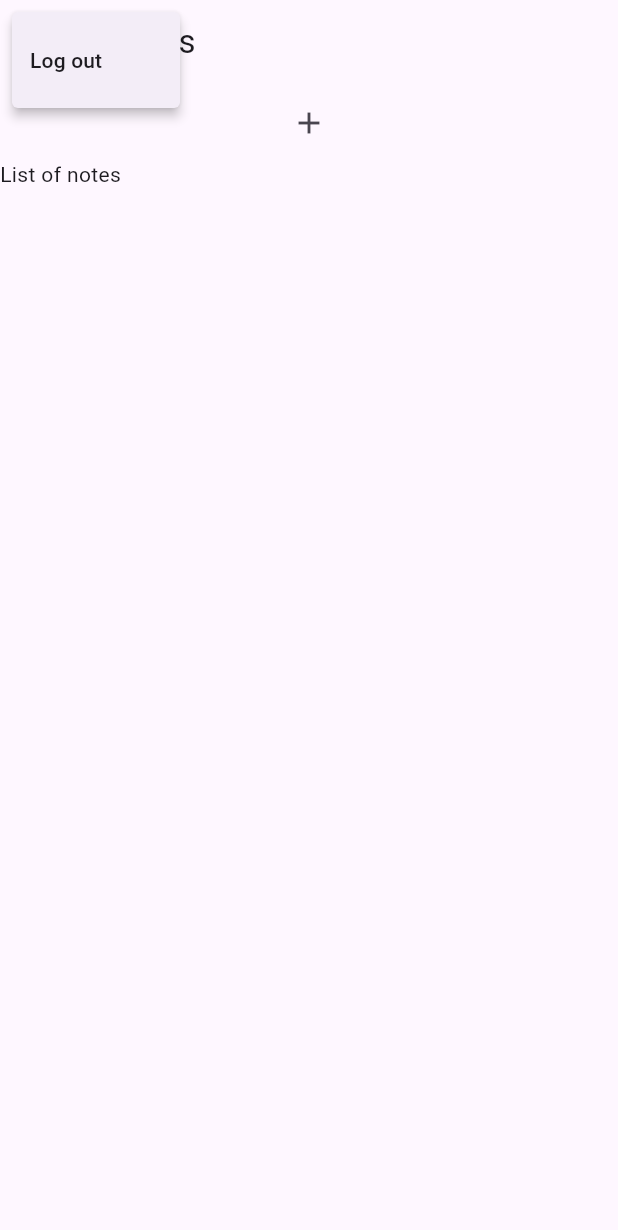
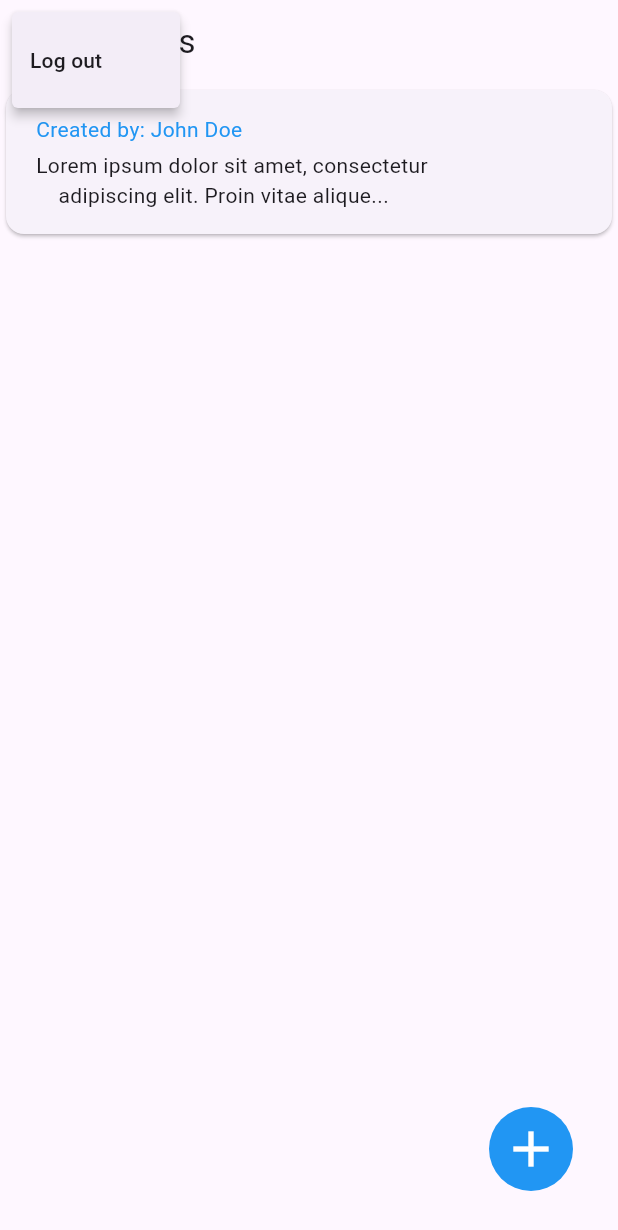
Before and after one commit to MateuszZawadzki1/notes_app, a Flutter app: the screen it shows after launch, after a tap on the "menu" icon, on a phone screen of 412 x 824 dp. Shown: the top 1230 px of the screen. Run offline on Flutter 3.47's test engine with Material 3 defaults, Android fonts, the phone set to English and light mode, and no system bars.

Commit message:
Add note list fuctionality

```diff
--- /dev/null
+++ b/lib/models/note.dart
@@ -0,0 +1,11 @@
+import 'package:uuid/uuid.dart';
+
+const uuid = Uuid();
+
+class Note {
+  Note({required this.user, required this.text}) : id = uuid.v4();
+
+  final String id;
+  final String user;
+  final String text;
+}
--- /dev/null
+++ b/lib/widgets/note_list/note_item.dart
@@ -0,0 +1,65 @@
+import 'package:flutter/material.dart';
+import 'package:notes_app/models/note.dart';
+
+class NoteItem extends StatelessWidget {
+  const NoteItem(this.note, {super.key});
+
+  final Note note;
+
+  @override
+  Widget build(BuildContext context) {
+    return Card(
+      child: GestureDetector(
+        onTap: () => _dialogBuilder(context),
+        onLongPress: () {},
+        child: Padding(
+          padding: const EdgeInsets.symmetric(horizontal: 20, vertical: 16),
+          child: Column(
+            crossAxisAlignment: CrossAxisAlignment.start,
+            children: [
+              Text(
+                "Created by: ${note.user}",
+                style: const TextStyle(color: Colors.blue),
+              ),
+              const SizedBox(
+                height: 4,
+              ),
+              Text(
+                "${note.text.substring(0, note.text.length < 80 ? note.text.length : 80)}...",
+                textAlign: TextAlign.left,
+              ),
+            ],
+          ),
+        ),
+      ),
+    );
+  }
+
+  Future<void> _dialogBuilder(BuildContext context) {
+    return showDialog<void>(
+      context: context,
+      builder: (BuildContext context) {
+        return AlertDialog(
+          title: AppBar(
+            title: Text(
+              note.user,
+            ),
+            automaticallyImplyLeading: false,
+            actions: [
+              const SizedBox(
+                width: 20,
+              ),
+              IconButton(
+                onPressed: () {
+                  Navigator.of(context).pop();
+                },
+                icon: const Icon(Icons.close),
+              ),
+            ],
+          ),
+          content: Text(note.text),
+        );
+      },
+    );
+  }
+}
--- /dev/null
+++ b/lib/widgets/note_list/note_list.dart
@@ -0,0 +1,25 @@
+import 'package:flutter/material.dart';
+import 'package:notes_app/models/note.dart';
+import 'package:notes_app/widgets/note_list/note_item.dart';
+
+class NoteList extends StatelessWidget {
+  const NoteList({
+    super.key,
+    required this.notes,
+  });
+
+  final List<Note> notes;
+
+  @override
+  Widget build(BuildContext context) {
+    return ListView.builder(
+      itemCount: notes.length,
+      itemBuilder: (ctx, index) => Dismissible(
+        key: ValueKey(notes[index]),
+        child: NoteItem(
+          notes[index],
+        ),
+      ),
+    );
+  }
+}
--- a/lib/widgets/notes.dart
+++ b/lib/widgets/notes.dart
@@ -1,4 +1,6 @@
 import 'package:flutter/material.dart';
+import 'package:notes_app/models/note.dart';
+import 'package:notes_app/widgets/note_list/note_list.dart';
 
 class Notes extends StatefulWidget {
   const Notes({super.key});
@@ -10,6 +12,15 @@ class Notes extends StatefulWidget {
 }
 
 class _NotesState extends State<Notes> {
+  final List<Note> _registeredNotes = [
+    Note(user: "John Doe", text: """Lorem ipsum dolor sit amet, consectetur
+    adipiscing elit. Proin vitae aliquet urna, ac hendrerit felis. Quisque
+    tincidunt mi sed ipsum ullamcorper, quis posuere purus molestie.
+    Curabitur lacinia posuere metus quis gravida. Nam a erat libero. Integer
+    eu ullamcorper leo, et mattis sem. Quisque nibh massa, pulvinar in varius tempor,
+    mollis ut felis. Pellentesque in tortor nec massa fermentum porta.""")
+  ];
+
   @override
   Widget build(BuildContext context) {
     return Scaffold(
@@ -24,13 +35,33 @@ class _NotesState extends State<Notes> {
           ],
           icon: const Icon(Icons.menu),
         ),
-        bottom: PreferredSize(
-            preferredSize: Size(50, 50),
-            child: IconButton(onPressed: () {}, icon: Icon(Icons.add))),
       ),
-      body: const Column(
+      body: Column(
         children: [
-          Text("List of notes"),
+          Expanded(child: NoteList(notes: _registeredNotes)),
+          Expanded(child: Container()),
+          Padding(
+            padding: const EdgeInsets.only(right: 30, bottom: 30),
+            child: Row(
+              mainAxisAlignment: MainAxisAlignment.end,
+              children: [
+                Ink(
+                  decoration: const ShapeDecoration(
+                    color: Colors.blue,
+                    shape: CircleBorder(),
+                  ),
+                  child: IconButton(
+                    onPressed: () {},
+                    icon: const Icon(
+                      Icons.add,
+                      size: 40,
+                      color: Colors.white,
+                    ),
+                  ),
+                ),
+              ],
+            ),
+          )
         ],
       ),
     );
--- a/pubspec.yaml
+++ b/pubspec.yaml
@@ -30,6 +30,7 @@ environment:
 dependencies:
   flutter:
     sdk: flutter
+  uuid: ^4.5.1
 
 
   # The following adds the Cupertino Icons font to your application.
```
Also changed, not shown: pubspec.lock.
